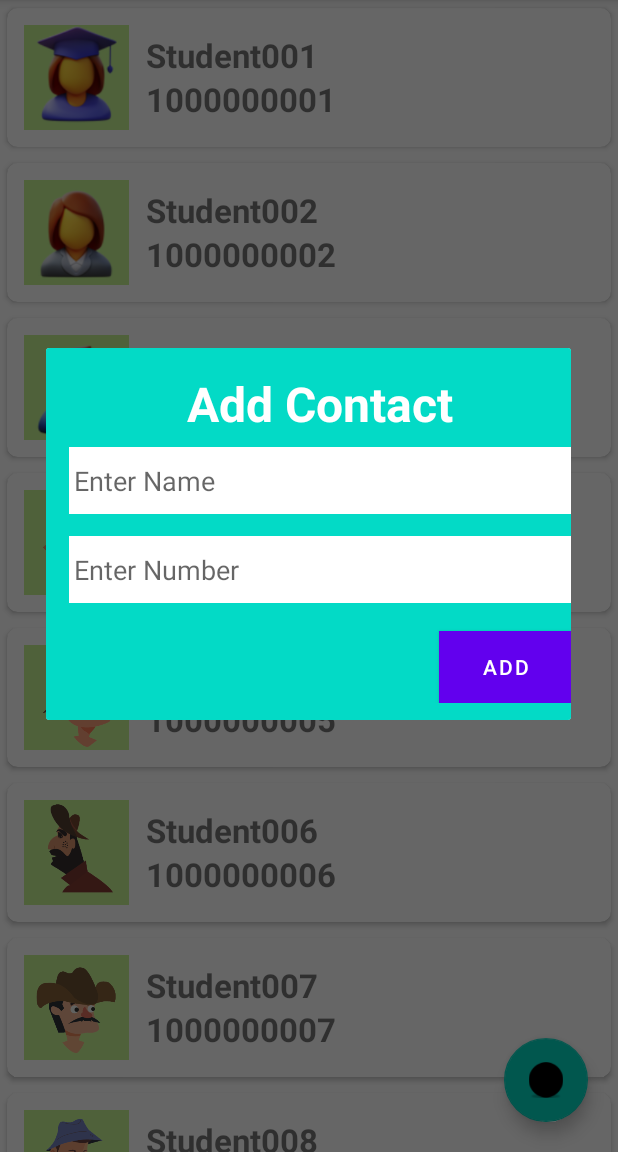
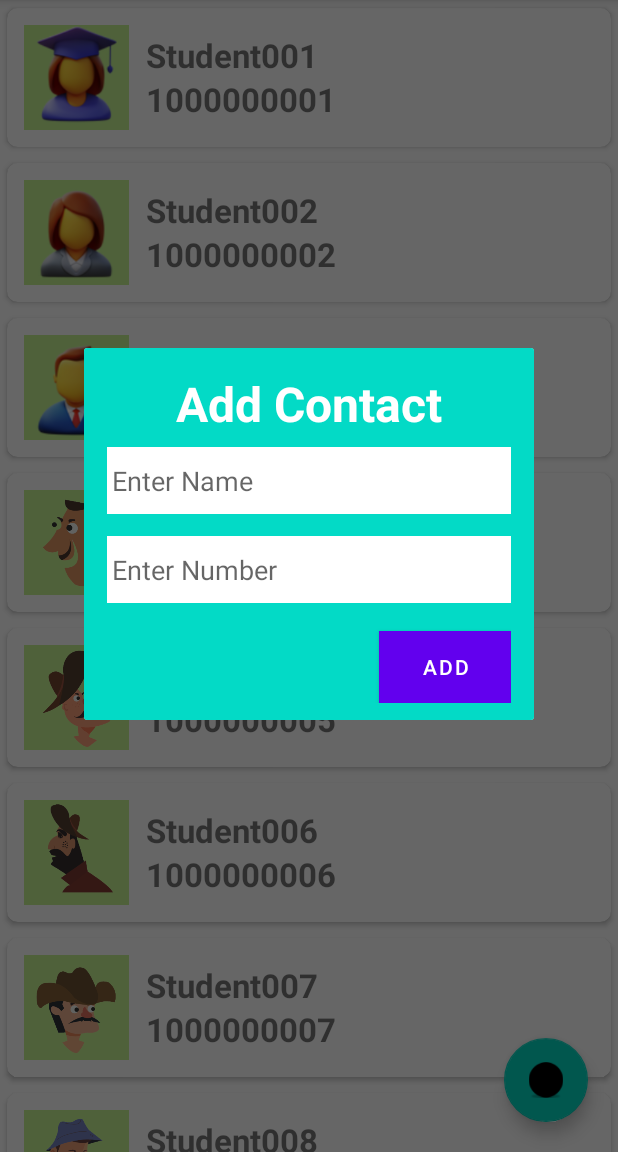
Before and after one commit to shamiratan/Android, an Android app: the MainActivity screen opened directly, with no data from a screen before it, after a tap on an icon or button, on a phone screen of 412 x 824 dp, the part 84-1236 px from its top. Run offline under Robolectric (Android 15) with nearby library versions, the phone set to English and light mode, and no system bars.

Commit message:
Merge remote-tracking branch 'shamipc/master'

```diff
--- a/app/src/main/res/layout/add_update_lay.xml
+++ b/app/src/main/res/layout/add_update_lay.xml
@@ -1,11 +1,14 @@
 <?xml version="1.0" encoding="utf-8"?>
 <LinearLayout xmlns:android="http://schemas.android.com/apk/res/android"
-    android:layout_width="350dp"
+    android:layout_width="300dp"
     android:layout_height="wrap_content"
+    xmlns:app="http://schemas.android.com/apk/res-auto"
     android:background="@color/design_default_color_secondary"
     android:paddingStart="15dp"
     android:paddingBottom="11dp"
-    android:orientation="vertical">
+    android:orientation="vertical"
+    android:paddingEnd="15dp"
+    app:flow_horizontalAlign="center">
 
     <TextView
         android:layout_width="match_parent"
```
Also changed, not shown: app/src/main/java/com/bitmarvels/recyclerviewexample/MainActivity.java (+19 -9 lines).
